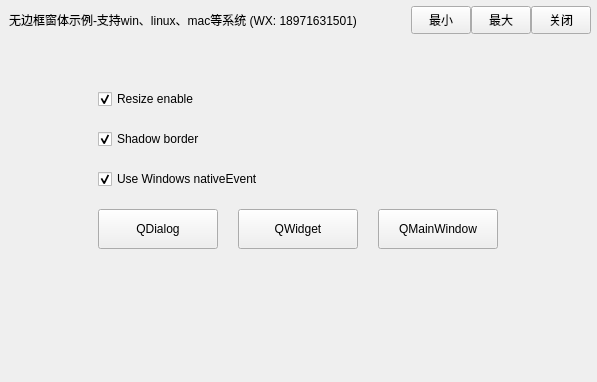
This is QtFrameless2/demo/widget.ui in redchairman/qt-frameless as Qt 5 draws it before an edit. The edited form follows.
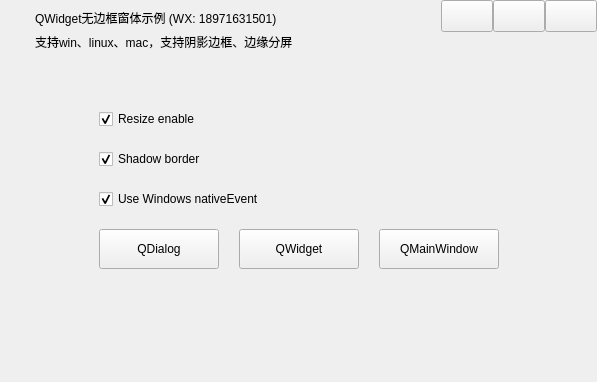
This is the edited form.

The edit to the form file:
```diff
--- a/QtFrameless2/demo/widget.ui
+++ b/QtFrameless2/demo/widget.ui
@@ -13,10 +13,7 @@
   <property name="windowTitle">
    <string>Form</string>
   </property>
-  <layout class="QVBoxLayout" name="verticalLayout">
-   <property name="spacing">
-    <number>0</number>
-   </property>
+  <layout class="QGridLayout" name="gridLayout_5">
    <property name="leftMargin">
     <number>0</number>
    </property>
@@ -29,8 +26,11 @@
    <property name="bottomMargin">
     <number>0</number>
    </property>
-   <item>
-    <widget class="QWidget" name="titleBar" native="true">
+   <property name="spacing">
+    <number>0</number>
+   </property>
+   <item row="0" column="0">
+    <widget class="QWidget" name="widget_titleBar" native="true">
      <property name="sizePolicy">
       <sizepolicy hsizetype="Preferred" vsizetype="Fixed">
        <horstretch>0</horstretch>
@@ -40,53 +40,101 @@
      <property name="minimumSize">
       <size>
        <width>0</width>
-       <height>40</height>
+       <height>60</height>
+      </size>
+     </property>
+     <property name="maximumSize">
+      <size>
+       <width>16777215</width>
+       <height>60</height>
       </size>
      </property>
      <layout class="QHBoxLayout" name="horizontalLayout_2">
       <property name="spacing">
        <number>0</number>
       </property>
+      <property name="leftMargin">
+       <number>0</number>
+      </property>
       <property name="topMargin">
        <number>0</number>
       </property>
       <property name="rightMargin">
-       <number>6</number>
+       <number>0</number>
       </property>
       <property name="bottomMargin">
        <number>0</number>
       </property>
       <item>
-       <widget class="QLabel" name="labTitle">
-        <property name="sizePolicy">
-         <sizepolicy hsizetype="Expanding" vsizetype="Expanding">
-          <horstretch>0</horstretch>
-          <verstretch>0</verstretch>
-         </sizepolicy>
-        </property>
-        <property name="text">
-         <string>无边框窗体示例-支持win、linux、mac等系统 (WX: 18971631501)</string>
-        </property>
+       <widget class="QWidget" name="widget_caption" native="true">
+        <layout class="QGridLayout" name="gridLayout_2">
+         <item row="0" column="0">
+          <layout class="QGridLayout" name="gridLayout_4">
+           <item row="0" column="0">
+            <widget class="QLabel" name="label_logo">
+             <property name="minimumSize">
+              <size>
+               <width>20</width>
+               <height>20</height>
+              </size>
+             </property>
+             <property name="maximumSize">
+              <size>
+               <width>20</width>
+               <height>20</height>
+              </size>
+             </property>
+             <property name="text">
+              <string/>
+             </property>
+            </widget>
+           </item>
+           <item row="0" column="1">
+            <widget class="QLabel" name="label_title">
+             <property name="sizePolicy">
+              <sizepolicy hsizetype="Expanding" vsizetype="Maximum">
+               <horstretch>0</horstretch>
+               <verstretch>0</verstretch>
+              </sizepolicy>
+             </property>
+             <property name="text">
+              <string>QWidget无边框窗体示例 (WX: 18971631501)</string>
+             </property>
+            </widget>
+           </item>
+           <item row="1" column="1">
+            <widget class="QLabel" name="label">
+             <property name="text">
+              <string>支持win、linux、mac，支持阴影边框、边缘分屏</string>
+             </property>
+            </widget>
+           </item>
+          </layout>
+         </item>
+        </layout>
        </widget>
       </item>
       <item>
        <widget class="QWidget" name="widgetMenu" native="true">
         <property name="sizePolicy">
-         <sizepolicy hsizetype="Preferred" vsizetype="Fixed">
+         <sizepolicy hsizetype="Preferred" vsizetype="Preferred">
           <horstretch>0</horstretch>
           <verstretch>0</verstretch>
          </sizepolicy>
         </property>
+        <property name="minimumSize">
+         <size>
+          <width>0</width>
+          <height>0</height>
+         </size>
+        </property>
         <property name="maximumSize">
          <size>
           <width>16777215</width>
-          <height>28</height>
+          <height>16777215</height>
          </size>
         </property>
-        <layout class="QHBoxLayout" name="horizontalLayout">
-         <property name="spacing">
-          <number>0</number>
-         </property>
+        <layout class="QGridLayout" name="gridLayout_3">
          <property name="leftMargin">
           <number>0</number>
          </property>
@@ -99,7 +147,10 @@
          <property name="bottomMargin">
           <number>0</number>
          </property>
-         <item>
+         <property name="spacing">
+          <number>0</number>
+         </property>
+         <item row="0" column="0">
           <widget class="QPushButton" name="btnMenu_Min">
            <property name="sizePolicy">
             <sizepolicy hsizetype="Minimum" vsizetype="Expanding">
@@ -109,14 +160,14 @@
            </property>
            <property name="minimumSize">
             <size>
-             <width>60</width>
-             <height>0</height>
+             <width>52</width>
+             <height>32</height>
             </size>
            </property>
            <property name="maximumSize">
             <size>
-             <width>60</width>
-             <height>16777215</height>
+             <width>52</width>
+             <height>32</height>
             </size>
            </property>
            <property name="cursor">
@@ -129,56 +180,31 @@
             <string>最小化</string>
            </property>
            <property name="text">
-            <string>最小</string>
+            <string/>
            </property>
-          </widget>
-         </item>
-         <item>
-          <widget class="QPushButton" name="btnMenu_Max">
-           <property name="sizePolicy">
-            <sizepolicy hsizetype="Minimum" vsizetype="Expanding">
-             <horstretch>0</horstretch>
-             <verstretch>0</verstretch>
-            </sizepolicy>
+           <property name="type" stdset="0">
+            <string>minsize</string>
            </property>
-           <property name="minimumSize">
-            <size>
-             <width>60</width>
-             <height>0</height>
-            </size>
-           </property>
-           <property name="maximumSize">
-            <size>
-             <width>60</width>
-             <height>16777215</height>
-            </size>
-           </property>
-           <property name="focusPolicy">
-            <enum>Qt::NoFocus</enum>
-           </property>
-           <property name="text">
-            <string>最大</string>
-           </property>
           </widget>
          </item>
-         <item>
+         <item row="0" column="2">
           <widget class="QPushButton" name="btnMenu_Close">
            <property name="sizePolicy">
-            <sizepolicy hsizetype="Minimum" vsizetype="Expanding">
+            <sizepolicy hsizetype="Minimum" vsizetype="Minimum">
              <horstretch>0</horstretch>
              <verstretch>0</verstretch>
             </sizepolicy>
            </property>
            <property name="minimumSize">
             <size>
-             <width>60</width>
-             <height>0</height>
+             <width>52</width>
+             <height>32</height>
             </size>
            </property>
            <property name="maximumSize">
             <size>
-             <width>60</width>
-             <height>16777215</height>
+             <width>52</width>
+             <height>32</height>
             </size>
            </property>
            <property name="cursor">
@@ -191,18 +217,65 @@
             <string>关闭</string>
            </property>
            <property name="text">
-            <string>关闭</string>
+            <string/>
            </property>
+           <property name="type" stdset="0">
+            <string>close</string>
+           </property>
           </widget>
          </item>
+         <item row="0" column="1">
+          <widget class="QPushButton" name="btnMenu_Max">
+           <property name="sizePolicy">
+            <sizepolicy hsizetype="Minimum" vsizetype="Expanding">
+             <horstretch>0</horstretch>
+             <verstretch>0</verstretch>
+            </sizepolicy>
+           </property>
+           <property name="minimumSize">
+            <size>
+             <width>52</width>
+             <height>32</height>
+            </size>
+           </property>
+           <property name="maximumSize">
+            <size>
+             <width>52</width>
+             <height>32</height>
+            </size>
+           </property>
+           <property name="focusPolicy">
+            <enum>Qt::NoFocus</enum>
+           </property>
+           <property name="text">
+            <string/>
+           </property>
+           <property name="type" stdset="0">
+            <string>maxsize</string>
+           </property>
+          </widget>
+         </item>
+         <item row="1" column="1">
+          <spacer name="verticalSpacer_3">
+           <property name="orientation">
+            <enum>Qt::Vertical</enum>
+           </property>
+           <property name="sizeHint" stdset="0">
+            <size>
+             <width>20</width>
+             <height>40</height>
+            </size>
+           </property>
+          </spacer>
+         </item>
         </layout>
        </widget>
       </item>
      </layout>
     </widget>
    </item>
-   <item>
-    <widget class="QWidget" name="widgetMain" native="true">
+   <item row="1" column="0">
+    <widget class="QWidget" name="widget_client" native="true">
      <property name="sizePolicy">
       <sizepolicy hsizetype="Preferred" vsizetype="Expanding">
        <horstretch>0</horstretch>
@@ -229,87 +302,6 @@
         </property>
        </spacer>
       </item>
-      <item row="1" column="1" colspan="3">
-       <widget class="QCheckBox" name="checkBox_resizeEnable">
-        <property name="text">
-         <string>Resize enable</string>
-        </property>
-        <property name="checked">
-         <bool>true</bool>
-        </property>
-       </widget>
-      </item>
-      <item row="2" column="1" colspan="3">
-       <widget class="QCheckBox" name="checkBox_shadowBorder">
-        <property name="text">
-         <string>Shadow border</string>
-        </property>
-        <property name="checked">
-         <bool>true</bool>
-        </property>
-       </widget>
-      </item>
-      <item row="3" column="1" colspan="3">
-       <widget class="QCheckBox" name="checkBox_winNativeEvent">
-        <property name="text">
-         <string>Use Windows nativeEvent</string>
-        </property>
-        <property name="checked">
-         <bool>true</bool>
-        </property>
-       </widget>
-      </item>
-      <item row="4" column="0">
-       <spacer name="horizontalSpacer">
-        <property name="orientation">
-         <enum>Qt::Horizontal</enum>
-        </property>
-        <property name="sizeHint" stdset="0">
-         <size>
-          <width>95</width>
-          <height>20</height>
-         </size>
-        </property>
-       </spacer>
-      </item>
-      <item row="4" column="1">
-       <widget class="QPushButton" name="pushButton_QDialog">
-        <property name="minimumSize">
-         <size>
-          <width>120</width>
-          <height>40</height>
-         </size>
-        </property>
-        <property name="maximumSize">
-         <size>
-          <width>120</width>
-          <height>40</height>
-         </size>
-        </property>
-        <property name="text">
-         <string>QDialog</string>
-        </property>
-       </widget>
-      </item>
-      <item row="4" column="2">
-       <widget class="QPushButton" name="pushButton_QWidget">
-        <property name="minimumSize">
-         <size>
-          <width>120</width>
-          <height>40</height>
-         </size>
-        </property>
-        <property name="maximumSize">
-         <size>
-          <width>120</width>
-          <height>40</height>
-         </size>
-        </property>
-        <property name="text">
-         <string>QWidget</string>
-        </property>
-       </widget>
-      </item>
       <item row="4" column="3">
        <widget class="QPushButton" name="pushButton_QMainWindow">
         <property name="minimumSize">
@@ -329,6 +321,25 @@
         </property>
        </widget>
       </item>
+      <item row="4" column="2">
+       <widget class="QPushButton" name="pushButton_QWidget">
+        <property name="minimumSize">
+         <size>
+          <width>120</width>
+          <height>40</height>
+         </size>
+        </property>
+        <property name="maximumSize">
+         <size>
+          <width>120</width>
+          <height>40</height>
+         </size>
+        </property>
+        <property name="text">
+         <string>QWidget</string>
+        </property>
+       </widget>
+      </item>
       <item row="4" column="4">
        <spacer name="horizontalSpacer_2">
         <property name="orientation">
@@ -336,7 +347,39 @@
         </property>
         <property name="sizeHint" stdset="0">
          <size>
-          <width>95</width>
+          <width>60</width>
+          <height>20</height>
+         </size>
+        </property>
+       </spacer>
+      </item>
+      <item row="4" column="1">
+       <widget class="QPushButton" name="pushButton_QDialog">
+        <property name="minimumSize">
+         <size>
+          <width>120</width>
+          <height>40</height>
+         </size>
+        </property>
+        <property name="maximumSize">
+         <size>
+          <width>120</width>
+          <height>40</height>
+         </size>
+        </property>
+        <property name="text">
+         <string>QDialog</string>
+        </property>
+       </widget>
+      </item>
+      <item row="4" column="0">
+       <spacer name="horizontalSpacer">
+        <property name="orientation">
+         <enum>Qt::Horizontal</enum>
+        </property>
+        <property name="sizeHint" stdset="0">
+         <size>
+          <width>61</width>
           <height>20</height>
          </size>
         </property>
@@ -350,11 +393,41 @@
         <property name="sizeHint" stdset="0">
          <size>
           <width>20</width>
-          <height>73</height>
+          <height>40</height>
          </size>
         </property>
        </spacer>
       </item>
+      <item row="3" column="1" colspan="3">
+       <widget class="QCheckBox" name="checkBox_winNativeEvent">
+        <property name="text">
+         <string>Use Windows nativeEvent</string>
+        </property>
+        <property name="checked">
+         <bool>true</bool>
+        </property>
+       </widget>
+      </item>
+      <item row="2" column="1" colspan="3">
+       <widget class="QCheckBox" name="checkBox_shadowBorder">
+        <property name="text">
+         <string>Shadow border</string>
+        </property>
+        <property name="checked">
+         <bool>true</bool>
+        </property>
+       </widget>
+      </item>
+      <item row="1" column="1" colspan="3">
+       <widget class="QCheckBox" name="checkBox_resizeEnable">
+        <property name="text">
+         <string>Resize enable</string>
+        </property>
+        <property name="checked">
+         <bool>true</bool>
+        </property>
+       </widget>
+      </item>
      </layout>
     </widget>
    </item>
```
